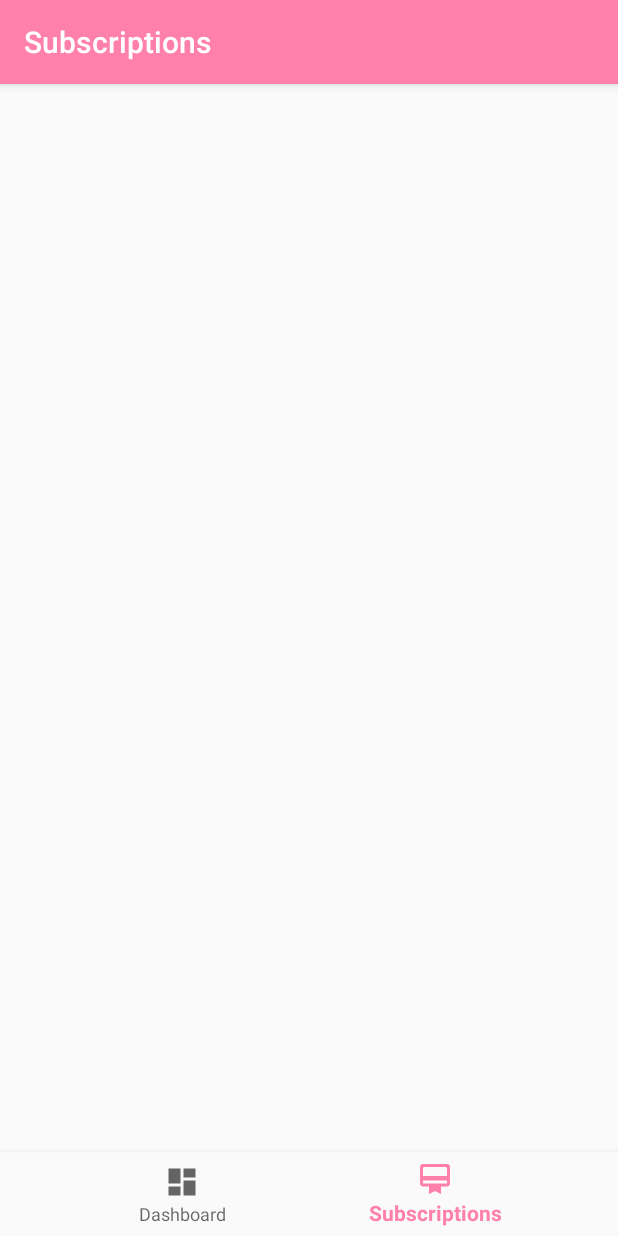
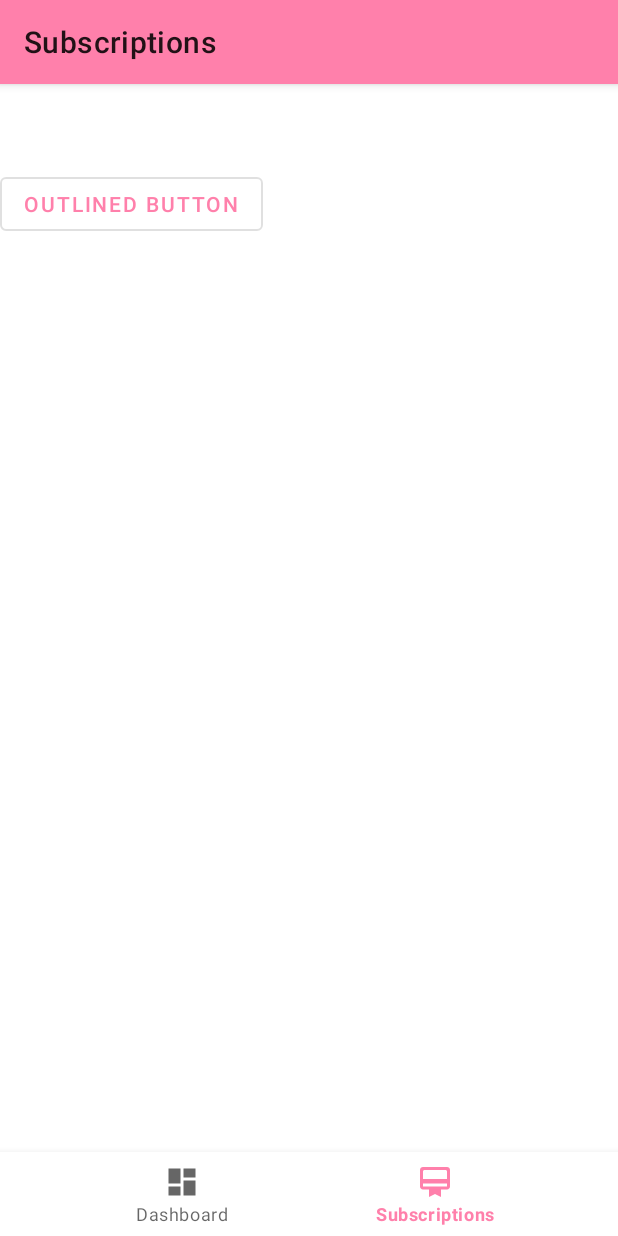
Before and after one commit to XinnyLiuu/Piggy, an Android app: the SubscriptionsFragment screen opened through its navigation route, on a phone screen of 412 x 824 dp. Run offline under Robolectric (Android 15) with nearby library versions, the light colour scheme and no system bars; our stand-ins replace Room's generated code, navigation-ui.

Commit message:
added fullscreen dialog for subscription creation

```diff
--- a/app/src/main/java/com/xl4998/piggy/ui/subscriptions/SubscriptionsFragment.kt
+++ b/app/src/main/java/com/xl4998/piggy/ui/subscriptions/SubscriptionsFragment.kt
@@ -8,6 +8,7 @@ import androidx.fragment.app.Fragment
 import androidx.lifecycle.Observer
 import com.xl4998.piggy.R
 import com.xl4998.piggy.data.db.SubscriptionRepository
+import kotlinx.android.synthetic.main.fragment_subscriptions.*
 
 class SubscriptionsFragment : Fragment() {
     private var viewModel: SubscriptionsViewModel? = null
@@ -34,4 +35,16 @@ class SubscriptionsFragment : Fragment() {
     ): View? {
         return inflater.inflate(R.layout.fragment_subscriptions, container, false)
     }
+
+    override fun onViewCreated(view: View, savedInstanceState: Bundle?) {
+        super.onViewCreated(view, savedInstanceState)
+
+        // Prepare dialog fragment
+        val createSubDialog = SubscriptionCreateFragment()
+
+        // Setup listeners for button
+        open_dialog_button.setOnClickListener {
+            createSubDialog.show(parentFragmentManager, "Create Sub Dialog")
+        }
+    }
 }
--- a/app/src/main/res/layout/fragment_subscriptions.xml
+++ b/app/src/main/res/layout/fragment_subscriptions.xml
@@ -5,4 +5,11 @@
     android:layout_height="match_parent"
     tools:context=".ui.subscriptions.SubscriptionsFragment">
 
+    <Button
+        android:id="@+id/open_dialog_button"
+        android:layout_width="wrap_content"
+        android:layout_height="wrap_content"
+        android:text="Outlined button"
+        style="?attr/materialButtonOutlinedStyle" />
+
 </FrameLayout>
--- /dev/null
+++ b/app/src/main/res/menu/fragment_subscription_create_menu.xml
@@ -0,0 +1,10 @@
+<?xml version="1.0" encoding="utf-8"?>
+<menu xmlns:android="http://schemas.android.com/apk/res/android"
+    xmlns:app="http://schemas.android.com/apk/res-auto">
+
+    <item
+        android:id="@+id/action_save"
+        android:title="save"
+        app:showAsAction="ifRoom" />
+
+</menu>
--- a/app/src/main/res/values/strings.xml
+++ b/app/src/main/res/values/strings.xml
@@ -2,4 +2,7 @@
     <string name="app_name">Piggy</string>
     <string name="title_dashboard">Dashboard</string>
     <string name="title_subscriptions">Subscriptions</string>
+
+    <!-- TODO: Remove or change this placeholder text -->
+    <string name="hello_blank_fragment">Hello blank fragment</string>
 </resources>
--- a/app/src/main/res/values/styles.xml
+++ b/app/src/main/res/values/styles.xml
@@ -1,11 +1,21 @@
 <resources>
 
     <!-- Base application theme. -->
-    <style name="AppTheme" parent="Theme.AppCompat.Light.DarkActionBar">
+    <style name="AppTheme" parent="Theme.MaterialComponents.DayNight">
         <!-- Customize your theme here. -->
         <item name="colorPrimary">@color/colorPrimary</item>
         <item name="colorPrimaryDark">@color/colorPrimaryDark</item>
         <item name="colorAccent">@color/colorAccent</item>
     </style>
 
+    <!-- Create Subscription Dialog -->
+    <style name="AppTheme.FullScreenDialog" parent="Theme.MaterialComponents.DayNight.Dialog">
+        <item name="colorPrimaryDark">@color/colorPrimaryDark</item>
+        <item name="colorAccent">@color/colorAccent</item>
+        <item name="colorPrimary">@color/colorPrimary</item>
+        <item name="android:windowIsFloating">false</item>
+        <item name="android:windowBackground">@android:color/white</item>
+        <item name="actionMenuTextColor">@android:color/white</item>
+    </style>
+
 </resources>
```
Also changed, not shown: app/src/main/java/com/xl4998/piggy/ui/subscriptions/SubscriptionCreateFragment.kt (added, +62 -0 lines), app/src/main/res/drawable/round_close_24.xml (added, +9 -0 lines), app/src/main/res/layout/fragment_subscription_create.xml (added, +36 -0 lines).
